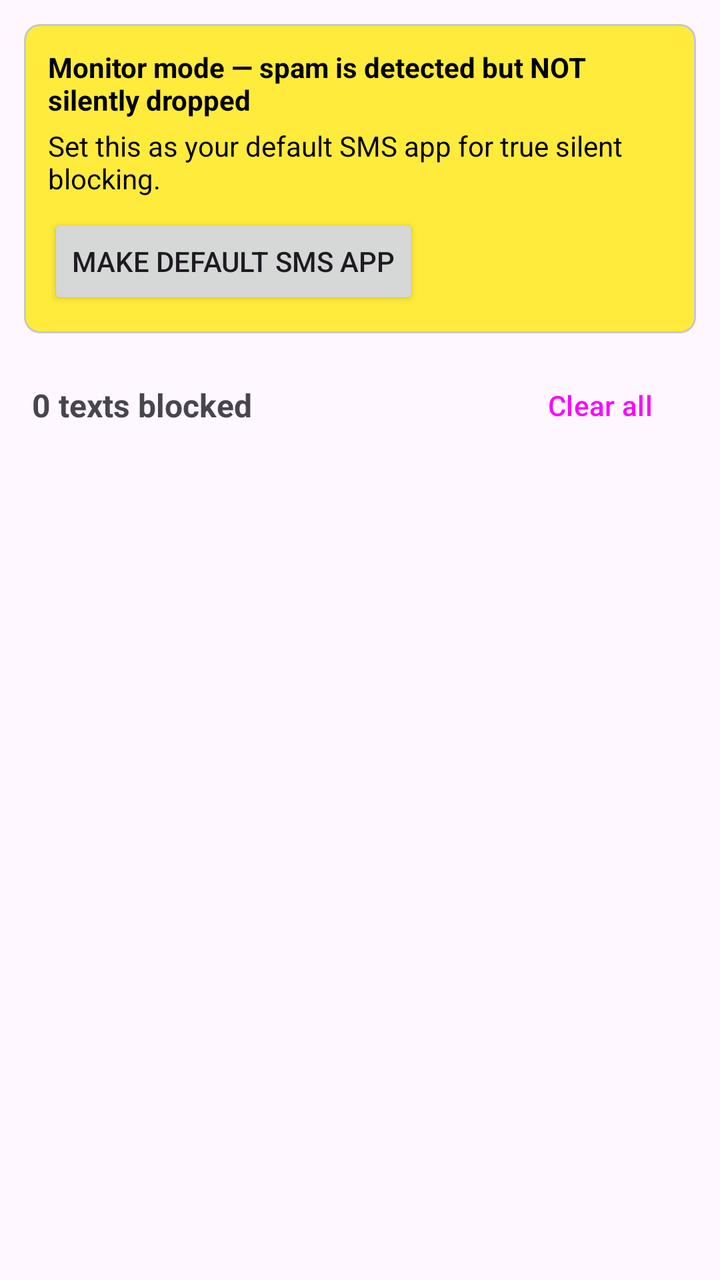
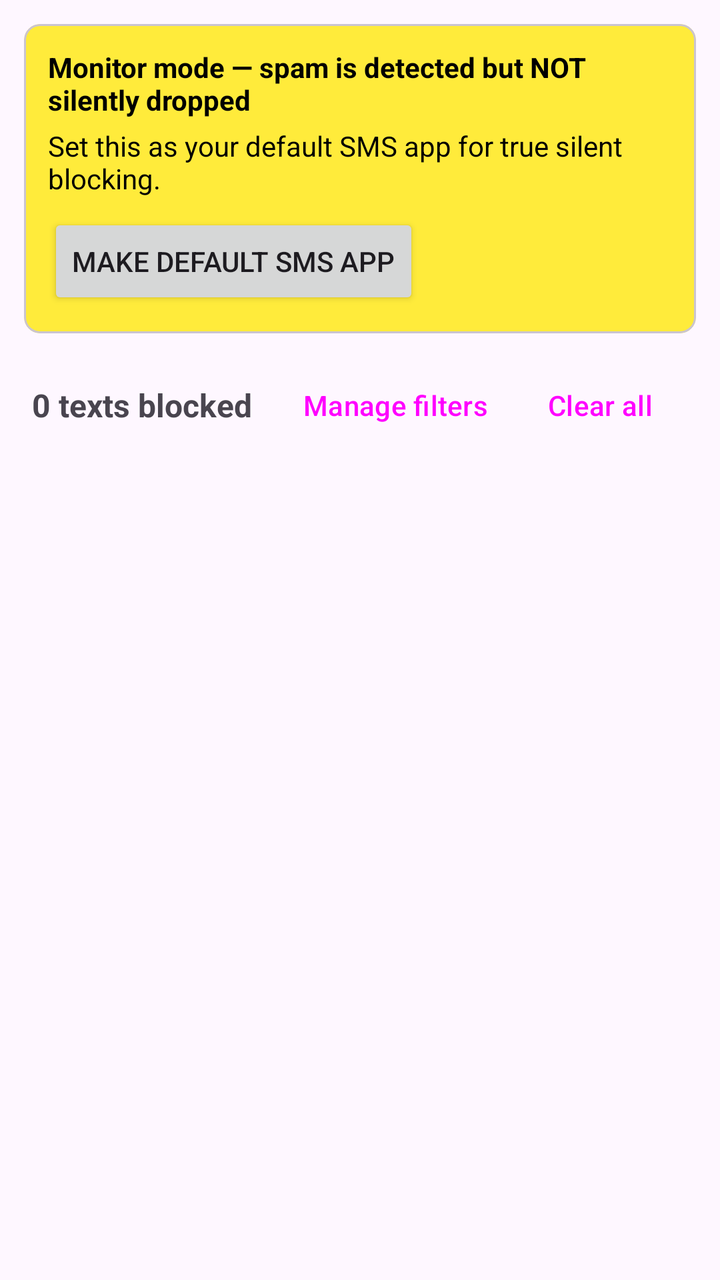

Compare the two renders of this Android layout. The source of the first and the diff that turns it into the second are given below.
<!-- AndroidManifest.xml: application theme Theme.TextFilter -->
<!-- res/layout/activity_main.xml -->
<?xml version="1.0" encoding="utf-8"?>
<LinearLayout xmlns:android="http://schemas.android.com/apk/res/android"
    xmlns:app="http://schemas.android.com/apk/res-auto"
    android:layout_width="match_parent"
    android:layout_height="match_parent"
    android:orientation="vertical"
    android:background="?android:attr/windowBackground">

    
    <com.google.android.material.card.MaterialCardView
        android:id="@+id/bannerMonitorMode"
        android:layout_width="match_parent"
        android:layout_height="wrap_content"
        android:layout_margin="12dp"
        app:cardBackgroundColor="@color/banner_warning"
        app:cardCornerRadius="8dp">

        <LinearLayout
            android:layout_width="match_parent"
            android:layout_height="wrap_content"
            android:orientation="vertical"
            android:padding="12dp">

            <TextView
                android:layout_width="match_parent"
                android:layout_height="wrap_content"
                android:text="Monitor mode — spam is detected but NOT silently dropped"
                android:textStyle="bold"
                android:textColor="@android:color/black" />

            <TextView
                android:layout_width="match_parent"
                android:layout_height="wrap_content"
                android:text="Set this as your default SMS app for true silent blocking."
                android:textColor="@android:color/black"
                android:paddingTop="4dp" />

            <Button
                android:id="@+id/btnMakeDefault"
                android:layout_width="wrap_content"
                android:layout_height="wrap_content"
                android:layout_marginTop="8dp"
                android:text="Make default SMS app" />
        </LinearLayout>
    </com.google.android.material.card.MaterialCardView>

    
    <com.google.android.material.card.MaterialCardView
        android:id="@+id/bannerDefaultMode"
        android:layout_width="match_parent"
        android:layout_height="wrap_content"
        android:layout_margin="12dp"
        android:visibility="gone"
        app:cardBackgroundColor="@color/banner_ok"
        app:cardCornerRadius="8dp">

        <TextView
            android:layout_width="match_parent"
            android:layout_height="wrap_content"
            android:padding="12dp"
            android:text="Active — spam texts are silently dropped before reaching your inbox"
            android:textStyle="bold"
            android:textColor="@android:color/black" />
    </com.google.android.material.card.MaterialCardView>

    
    <LinearLayout
        android:layout_width="match_parent"
        android:layout_height="wrap_content"
        android:orientation="horizontal"
        android:paddingHorizontal="16dp"
        android:paddingBottom="8dp"
        android:gravity="center_vertical">

        <TextView
            android:id="@+id/tvBlockedCount"
            android:layout_width="0dp"
            android:layout_height="wrap_content"
            android:layout_weight="1"
            android:text="0 texts blocked"
            android:textStyle="bold"
            android:textSize="16sp" />

        <Button
            android:id="@+id/btnClearAll"
            style="@style/Widget.Material3.Button.TextButton"
            android:layout_width="wrap_content"
            android:layout_height="wrap_content"
            android:text="Clear all" />
    </LinearLayout>

    
    <TextView
        android:id="@+id/tvEmpty"
        android:layout_width="match_parent"
        android:layout_height="wrap_content"
        android:gravity="center"
        android:padding="32dp"
        android:text="No spam texts blocked yet.\nTexts matching political spam patterns will appear here."
        android:textAlignment="center"
        android:textColor="?android:attr/textColorSecondary"
        android:visibility="gone" />

    <androidx.recyclerview.widget.RecyclerView
        android:id="@+id/recyclerView"
        android:layout_width="match_parent"
        android:layout_height="0dp"
        android:layout_weight="1"
        android:clipToPadding="false"
        android:paddingBottom="16dp" />

</LinearLayout>
<!-- resources referenced by this layout -->
<resources>
  <color name="banner_ok">#A5D6A7</color>
  <color name="banner_warning">#FFEB3B</color>
  <style name="Theme.TextFilter" parent="Theme.Material3.DayNight.NoActionBar">
          <item name="colorPrimary">@color/purple_500</item>
          <item name="colorPrimaryVariant">@color/purple_700</item>
          <item name="colorOnPrimary">@color/white</item>
          <item name="colorSecondary">@color/teal_200</item>
          <item name="colorSecondaryVariant">@color/teal_700</item>
          <item name="colorOnSecondary">@color/black</item>
      </style>
  <color name="purple_500">#FF6200EE</color>
  <color name="purple_700">#FF3700B3</color>
  <color name="white">#FFFFFFFF</color>
  <color name="teal_200">#FF03DAC5</color>
  <color name="teal_700">#FF018786</color>
  <color name="black">#FF000000</color>
</resources>

<!-- the commit's change to res/layout/activity_main.xml (unified diff, before → after) -->
@@ -82,6 +82,13 @@
             android:textSize="16sp" />
 
         <Button
+            android:id="@+id/btnManageFilters"
+            style="@style/Widget.Material3.Button.TextButton"
+            android:layout_width="wrap_content"
+            android:layout_height="wrap_content"
+            android:text="Manage filters" />
+
+        <Button
             android:id="@+id/btnClearAll"
             style="@style/Widget.Material3.Button.TextButton"
             android:layout_width="wrap_content"
